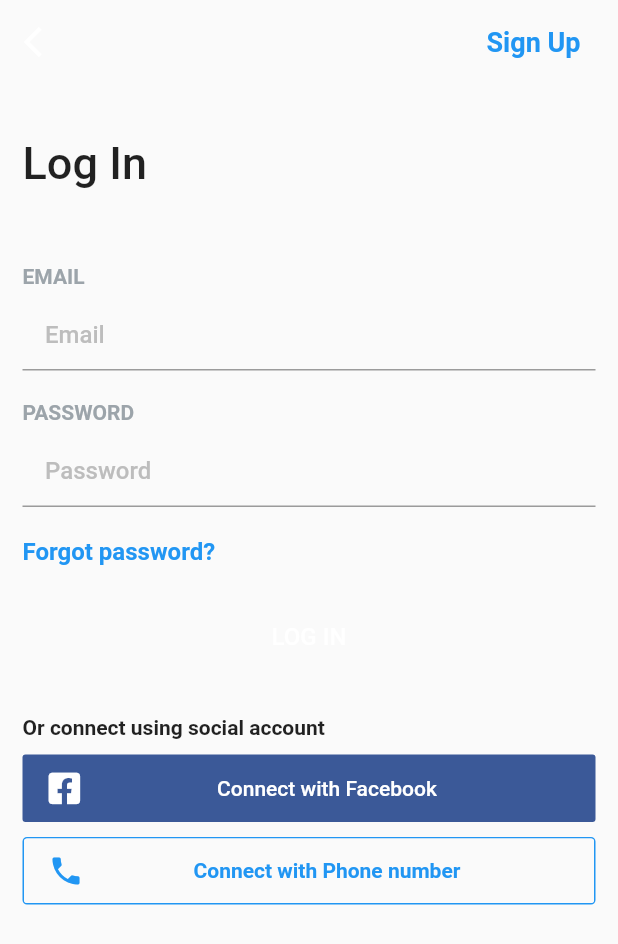
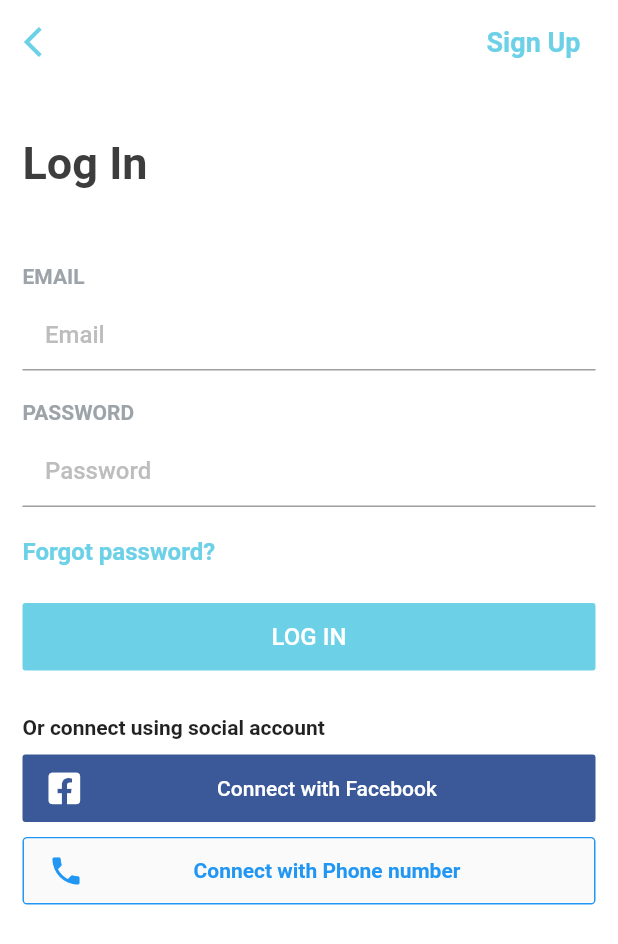
Before and after one commit to themuleapp/mule-app, a Flutter app: the screen it shows after launch, after a tap on "I ALREADY HAVE AN ACCOUNT", on a phone screen of 412 x 824 dp. Shown: the top 944 px of the screen. Run offline on Flutter 3.47's test engine with Material 2 defaults, Android fonts, the phone set to English and light mode, and no system bars; our stand-ins replace avatar_glow, font_awesome_flutter.

Commit message:
Back button, login and signup bottons,

```diff
--- a/Code/mule/lib/Screens/login.dart
+++ b/Code/mule/lib/Screens/login.dart
@@ -2,6 +2,8 @@ import 'package:flutter/material.dart';
 import 'package:mule/Widgets/custom_text_from_field.dart';
 import 'package:mule/router.dart';
 import 'package:font_awesome_flutter/font_awesome_flutter.dart';
+
+import 'signup.dart';
 
 
 class Login extends StatelessWidget {
@@ -9,9 +11,10 @@ class Login extends StatelessWidget {
   Widget build(BuildContext context) {
     final ThemeData _theme = Theme.of(context);
     return Scaffold(
+      backgroundColor: Color(0xFFFFFFFF),
       resizeToAvoidBottomPadding: false,
       appBar: AppBar(
-        backgroundColor: _theme.scaffoldBackgroundColor,
+        backgroundColor: Color(0xFFFFFFFF),
         automaticallyImplyLeading: false,
         elevation: 0.0,
         leading: IconButton(
@@ -21,11 +24,13 @@ class Login extends StatelessWidget {
               Navigator.of(context).pop();
             }
           },
+          color: Color(0xFF6CD1E7),
         ),
         actions: <Widget>[
           GestureDetector(
             onTap: () {
-              Navigator.of(context).pushNamed(SignUpRoute);
+              Navigator.of(context).push(
+                  MaterialPageRoute(builder: (context) => SignUp()));
             },
             child: Container(
               alignment: Alignment.center,
@@ -33,7 +38,7 @@ class Login extends StatelessWidget {
               child: Text(
                 "Sign Up",
                 style: TextStyle(
-                  color: _theme.primaryColor,
+                  color: Color(0xFF6CD1E7),
                   fontSize: 18.0,
                   fontWeight: FontWeight.w700,
                 ),
@@ -52,9 +57,12 @@ class Login extends StatelessWidget {
                 padding: EdgeInsets.symmetric(vertical: 20.0),
                 child: Text(
                   "Log In",
-                  style: _theme.textTheme.title.merge(
-                    TextStyle(fontSize: 30.0),
-                  ),
+                  style:
+                    TextStyle(
+                        fontSize: 30.0,
+                        fontWeight: FontWeight.bold,
+                        color: Color(0xFF3D3D3D)
+                    ),
                 ),
               ),
               SizedBox(
@@ -150,7 +158,6 @@ class Login extends StatelessWidget {
   }
 
   Widget _loginForm(BuildContext context) {
-    final ThemeData _theme = Theme.of(context);
     return Column(
       crossAxisAlignment: CrossAxisAlignment.start,
       children: <Widget>[
@@ -169,7 +176,7 @@ class Login extends StatelessWidget {
         Text(
           "Forgot password?",
           style: TextStyle(
-              color: _theme.primaryColor,
+              color: Color(0xFF6CD1E7),
               fontSize: 16.0,
               fontWeight: FontWeight.bold),
         ),
@@ -180,10 +187,10 @@ class Login extends StatelessWidget {
           width: MediaQuery.of(context).size.width,
           height: 45.0,
           child: FlatButton(
-            color: _theme.primaryColor,
-            /*onPressed: () {
-              Navigator.of(context).pushReplacementNamed(HomepageRoute);
-            },*/
+            color: Color(0xFF6CD1E7),
+            onPressed: () {
+              Navigator.of(context).pushReplacementNamed(LoginRoute);
+            },
             child: Text(
               "LOG IN",
               style: TextStyle(color: Colors.white, fontSize: 16.0),
```
Also changed, not shown: Code/mule/lib/Screens/signup.dart (+19 -11 lines).
